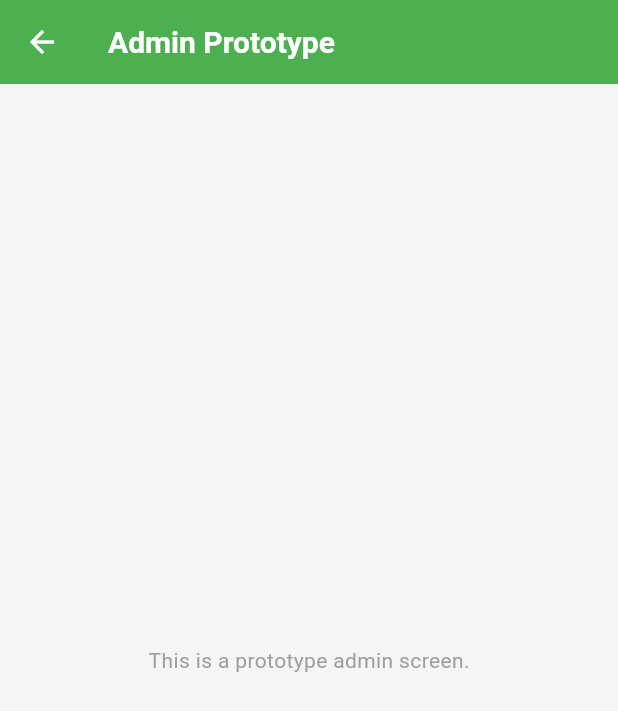
After one commit to MomenRaddad/Mealy_App, a Flutter app: the PrototypeAdminScreen screen opened directly, on a phone screen of 412 x 824 dp. The commit adds this screen. Shown: the top 711 px of the screen. Run offline on Flutter 3.47's test engine with Material 3 defaults, Android fonts, the phone set to English and light mode, and no system bars; our stand-ins replace persistent_bottom_nav_bar.

Commit message:
initial project structure

```diff
--- /dev/null
+++ b/lib/view/screens/admin_screens/prototype_screen.dart
@@ -0,0 +1,11 @@
+import 'package:flutter/material.dart';
+
+class PrototypeAdminScreen extends StatelessWidget {
+  @override
+  Widget build(BuildContext context) {
+    return Scaffold(
+      appBar: AppBar(title: Text('Admin Prototype')),
+      body: Center(child: Text('This is a prototype admin screen.')),
+    );
+  }
+}
--- a/lib/view/screens/main_navigation_page.dart
+++ b/lib/view/screens/main_navigation_page.dart
@@ -6,7 +6,6 @@ import 'user_screens/tasks/tasks_screen.dart';
 import 'user_screens/meals/meals_screen.dart';
 import 'user_screens/profile/profile_screen.dart';
 import 'user_screens/settings/settings_screen.dart';
-
 class MainNavigationPage extends StatefulWidget {
   @override
   _MainNavigationPageState createState() => _MainNavigationPageState();
--- a/lib/view/screens/user_screens/favorites/favorites_screen.dart
+++ b/lib/view/screens/user_screens/favorites/favorites_screen.dart
@@ -1,5 +1,5 @@
 import 'package:flutter/material.dart';
-import '../../components/section_title.dart';
+import '../../../components/section_title.dart';
 
 class FavoritesScreen extends StatelessWidget {
   const FavoritesScreen({Key? key}) : super(key: key);
```
